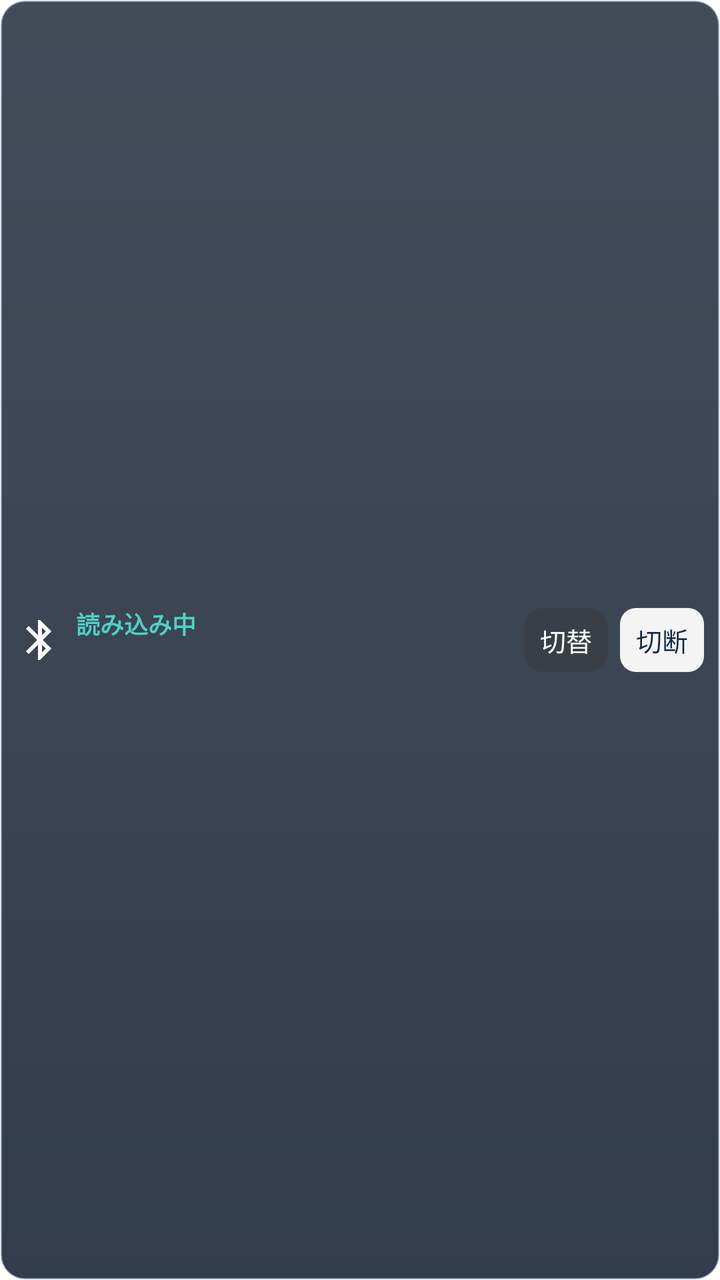
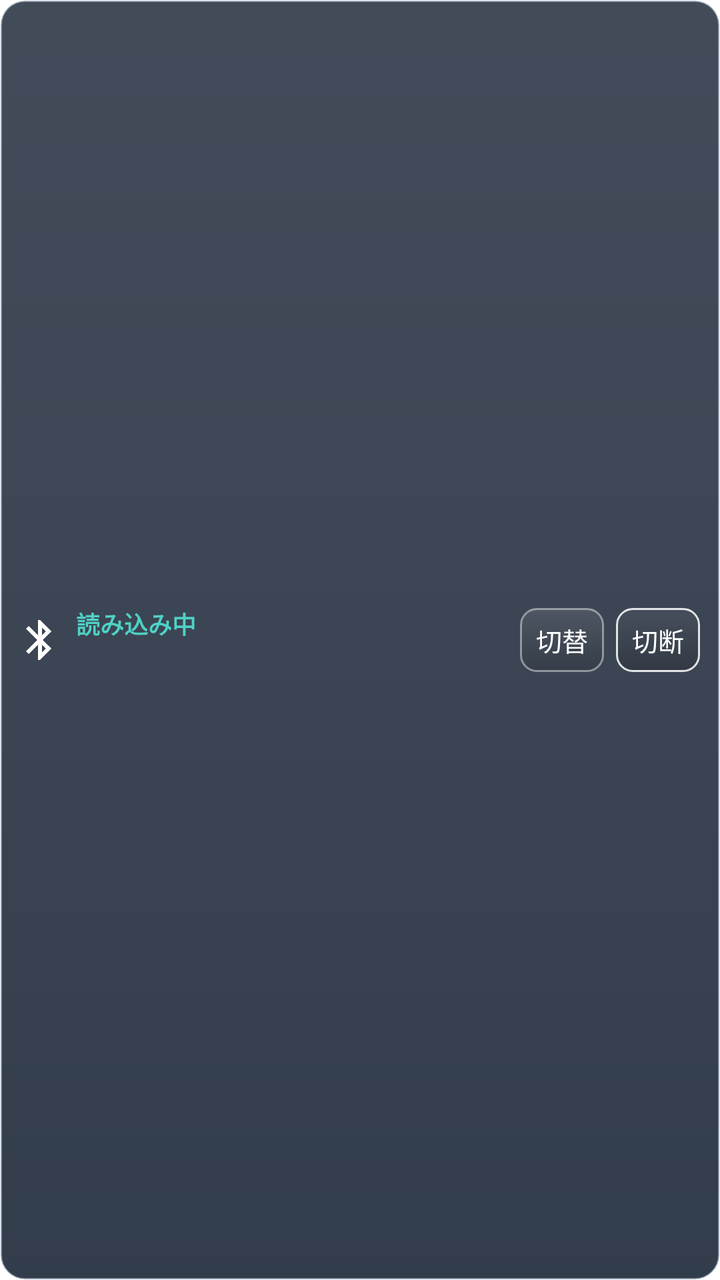

Screens rendered from an Android XML layout before and after an edit, with the pre-edit source and the edit as a unified diff.
<!-- AndroidManifest.xml: fallback theme Theme.MaterialComponents.DayNight.NoActionBar -->
<!-- res/layout/widget_bt.xml -->
<LinearLayout xmlns:android="http://schemas.android.com/apk/res/android"
    android:id="@+id/root" android:layout_width="match_parent" android:layout_height="match_parent"
    android:orientation="horizontal" android:gravity="center_vertical" android:paddingHorizontal="8dp" android:paddingVertical="2dp" android:background="@drawable/widget_bg">
    <ImageView android:id="@+id/icon" android:layout_width="24dp" android:layout_height="24dp" android:src="@drawable/ic_bt"/>
    <LinearLayout android:layout_width="0dp" android:layout_weight="1" android:layout_height="wrap_content" android:orientation="vertical" android:paddingStart="6dp" android:paddingEnd="4dp">
        <TextView android:id="@+id/status" android:layout_width="wrap_content" android:layout_height="wrap_content"
            android:text="読み込み中" android:textColor="#4FD1C5" android:textSize="12sp" android:textStyle="bold" android:includeFontPadding="false" android:maxLines="1" android:ellipsize="end"/>
        <TextView android:id="@+id/device" android:layout_width="wrap_content" android:layout_height="wrap_content"
            android:text="" android:textColor="#F2F2F2" android:textSize="14sp" android:includeFontPadding="false" android:maxLines="1" android:ellipsize="end"/>
    </LinearLayout>
    <TextView android:id="@+id/btn_switch" android:layout_width="wrap_content" android:layout_height="32dp" android:gravity="center" android:includeFontPadding="false" android:maxLines="1"
        android:paddingStart="8dp" android:paddingEnd="8dp" android:layout_marginEnd="6dp"
        android:text="切替" android:textColor="#FFFFFF" android:textSize="13sp" android:background="@drawable/btn_gray_rect"/>
    <TextView android:id="@+id/btn_main" android:layout_width="wrap_content" android:layout_height="32dp" android:gravity="center" android:includeFontPadding="false" android:maxLines="1"
        android:paddingStart="8dp" android:paddingEnd="8dp"
        android:text="切断" android:textColor="#102A43" android:textSize="13sp" android:background="@drawable/btn_widget_action"/>
</LinearLayout>
<!-- resources referenced by this layout -->
<resources>
  <!-- drawable btn_gray_rect (drawable) -->
  <shape xmlns:android="http://schemas.android.com/apk/res/android"><solid android:color="#3A3F47"/><corners android:radius="10dp"/></shape>
  <!-- drawable btn_widget_action (drawable) -->
  <shape xmlns:android="http://schemas.android.com/apk/res/android">
      <solid android:color="#F0FFFFFF"/>
      <corners android:radius="8dp"/>
  </shape>
  <!-- drawable ic_bt (drawable) -->
  <vector xmlns:android="http://schemas.android.com/apk/res/android" android:width="24dp" android:height="24dp" android:viewportWidth="24" android:viewportHeight="24">
      <path android:fillColor="#FFFFFF" android:pathData="M17.71,7.71L12,2h-1v7.59L6.41,5 5,6.41 10.59,12 5,17.59 6.41,19 11,14.41V22h1l5.71,-5.71 -4.3,-4.29 4.3,-4.29zM13,5.83l1.88,1.88L13,9.59V5.83zM14.88,16.29L13,18.17v-3.76l1.88,1.88z"/>
  </vector>
  <!-- drawable widget_bg (drawable) -->
  <shape xmlns:android="http://schemas.android.com/apk/res/android">
      <gradient android:type="linear" android:angle="270"
          android:startColor="#E32B3645" android:centerColor="#E3242E3E" android:endColor="#E3192536"/>
      <stroke android:width="1dp" android:color="#66DFECFF"/>
      <corners android:radius="12dp"/>
  </shape>
</resources>

<!-- the commit's change to res/layout/widget_bt.xml (unified diff, before → after) -->
@@ -1,6 +1,6 @@
 <LinearLayout xmlns:android="http://schemas.android.com/apk/res/android"
     android:id="@+id/root" android:layout_width="match_parent" android:layout_height="match_parent"
-    android:orientation="horizontal" android:gravity="center_vertical" android:paddingHorizontal="8dp" android:paddingVertical="2dp" android:background="@drawable/widget_bg">
+    android:orientation="horizontal" android:gravity="center_vertical" android:paddingStart="8dp" android:paddingEnd="10dp" android:paddingVertical="2dp" android:background="@drawable/widget_bg">
     <ImageView android:id="@+id/icon" android:layout_width="24dp" android:layout_height="24dp" android:src="@drawable/ic_bt"/>
     <LinearLayout android:layout_width="0dp" android:layout_weight="1" android:layout_height="wrap_content" android:orientation="vertical" android:paddingStart="6dp" android:paddingEnd="4dp">
         <TextView android:id="@+id/status" android:layout_width="wrap_content" android:layout_height="wrap_content"
@@ -13,5 +13,5 @@
         android:text="切替" android:textColor="#FFFFFF" android:textSize="13sp" android:background="@drawable/btn_gray_rect"/>
     <TextView android:id="@+id/btn_main" android:layout_width="wrap_content" android:layout_height="32dp" android:gravity="center" android:includeFontPadding="false" android:maxLines="1"
         android:paddingStart="8dp" android:paddingEnd="8dp"
-        android:text="切断" android:textColor="#102A43" android:textSize="13sp" android:background="@drawable/btn_widget_action"/>
+        android:text="切断" android:textColor="#FFFFFF" android:textSize="13sp" android:background="@drawable/btn_widget_action"/>
 </LinearLayout>
<!-- resource entries referenced after the edit -->
@@ -1,10 +1,17 @@
 <!-- resources referenced by this layout -->
 <resources>
   <!-- drawable btn_gray_rect (drawable) -->
-  <shape xmlns:android="http://schemas.android.com/apk/res/android"><solid android:color="#3A3F47"/><corners android:radius="10dp"/></shape>
+  <shape xmlns:android="http://schemas.android.com/apk/res/android">
+      <gradient android:type="linear" android:angle="270"
+          android:startColor="#18FFFFFF" android:endColor="#20000000"/>
+      <stroke android:width="1dp" android:color="#70FFFFFF"/>
+      <corners android:radius="8dp"/>
+  </shape>
   <!-- drawable btn_widget_action (drawable) -->
   <shape xmlns:android="http://schemas.android.com/apk/res/android">
-      <solid android:color="#F0FFFFFF"/>
+      <gradient android:type="linear" android:angle="270"
+          android:startColor="#0DFFFFFF" android:endColor="#2B000000"/>
+      <stroke android:width="1dp" android:color="#D9FFFFFF"/>
       <corners android:radius="8dp"/>
   </shape>
   <!-- drawable ic_bt (drawable) -->
